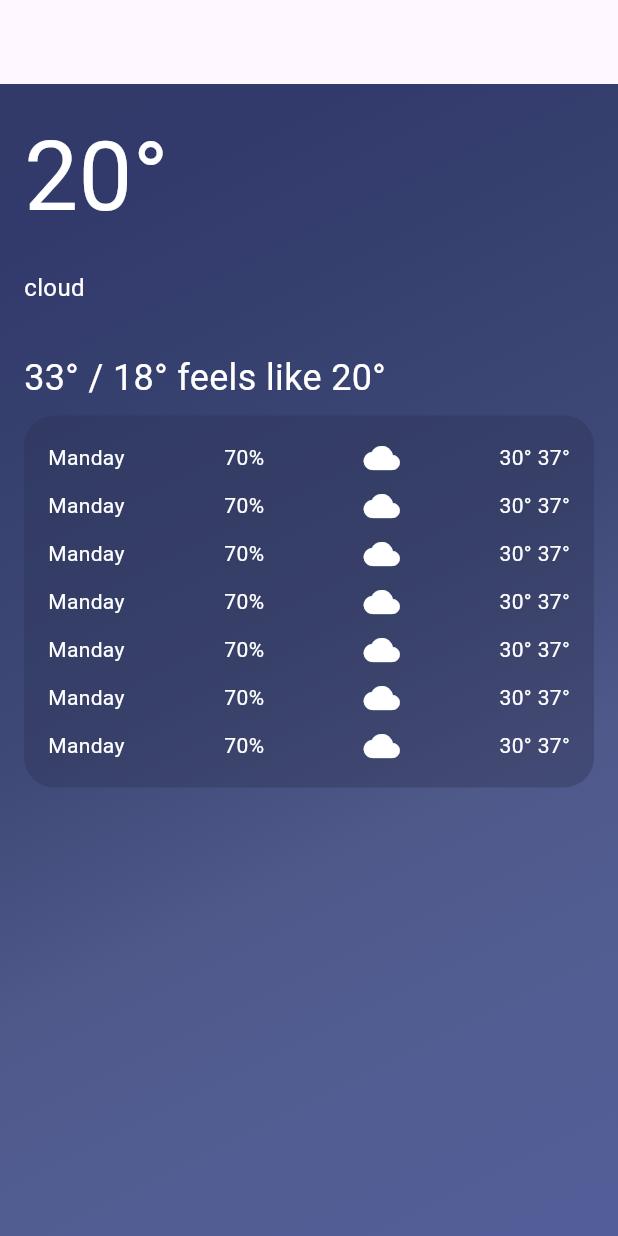
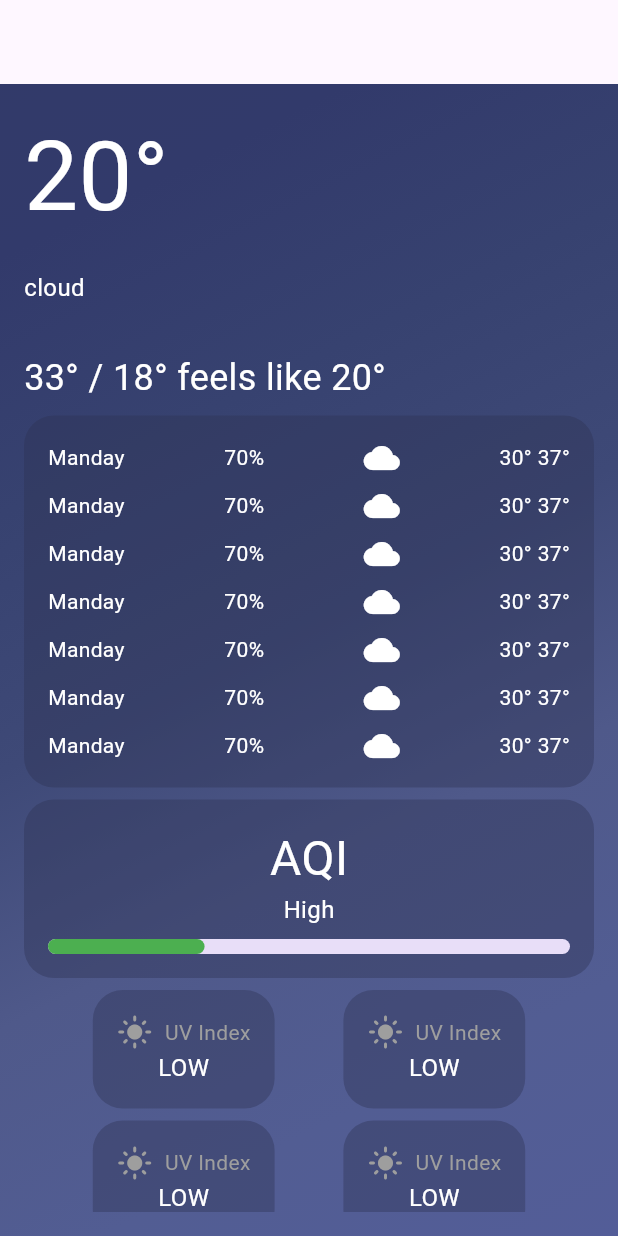
Before and after one commit to Mahmoudkhalafalah/NewsWeatherApp, a Flutter app: the screen it shows after launch, on a phone screen of 412 x 824 dp. Run offline on Flutter 3.47's test engine with Material 3 defaults, Android fonts, the phone set to English and light mode, and no system bars; our stand-ins replace dio, flutter_bloc.

Commit message:
small containers for data has been added but still didn't fill the width

```diff
--- a/lib/views/weather_details_view.dart
+++ b/lib/views/weather_details_view.dart
@@ -25,6 +25,7 @@ class WeatherDetails extends StatelessWidget {
         appBar: AppBar(),
         body: Padding(
           padding: const EdgeInsets.all(16.0),
+          child: SingleChildScrollView(
             child: Column(
               children: [
                 Row(
@@ -148,8 +149,69 @@ class WeatherDetails extends StatelessWidget {
                 SizedBox(
                   height: 8,
                 ),
-
+                CustomContainer(
+                    child: Column(
+                  children: [
+                    Text(
+                      'AQI',
+                      style: TextStyle(fontSize: 32, color: Colors.white),
+                    ),
+                    Text(
+                      'High',
+                      style: TextStyle(fontSize: 16, color: Colors.white),
+                    ),
+                    SizedBox(
+                      height: 8,
+                    ),
+                    LinearProgressIndicator(
+                      value: 0.3,
+                      color: Colors.green,
+                      borderRadius: BorderRadius.all(Radius.circular(10)),
+                      minHeight: 10,
+                    )
                   ],
+                )),
+                SizedBox(
+                  height: 8,
+                ),
+                Row(
+                  mainAxisAlignment: MainAxisAlignment.spaceEvenly,
+                  mainAxisSize: MainAxisSize.max,
+                  children: [
+                    CustomSmallContainer(
+                        label: 'UV Index', icon: Icons.light_mode, value: 'LOW'),
+                    CustomSmallContainer(
+                        label: 'UV Index', icon: Icons.light_mode, value: 'LOW')
+                  ],
+                ),
+                SizedBox(
+                  height: 8,
+                ),
+                Row(
+                  mainAxisAlignment: MainAxisAlignment.spaceEvenly,
+                  mainAxisSize: MainAxisSize.max,
+                  children: [
+                    CustomSmallContainer(
+                        label: 'UV Index', icon: Icons.light_mode, value: 'LOW'),
+                    CustomSmallContainer(
+                        label: 'UV Index', icon: Icons.light_mode, value: 'LOW')
+                  ],
+                ),
+                SizedBox(
+                  height: 8,
+                ),
+                Row(
+                  mainAxisAlignment: MainAxisAlignment.spaceEvenly,
+                  mainAxisSize: MainAxisSize.max,
+                  children: [
+                    CustomSmallContainer(
+                        label: 'UV Index', icon: Icons.light_mode, value: 'LOW'),
+                    CustomSmallContainer(
+                        label: 'UV Index', icon: Icons.light_mode, value: 'LOW')
+                  ],
+                )
+              ],
+            ),
           ),
         ),
       ),
--- a/lib/views/widgets.dart
+++ b/lib/views/widgets.dart
@@ -55,3 +55,36 @@ class CustomContainer extends StatelessWidget {
     );
   }
 }
+
+class CustomSmallContainer extends StatelessWidget {
+  const CustomSmallContainer(
+      {super.key,
+      required this.label,
+      required this.icon,
+      required this.value});
+  final String label;
+  final IconData icon;
+  final String value;
+  @override
+  Widget build(BuildContext context) {
+    return CustomContainer(
+        child: Column(
+      children: [
+        Row(mainAxisSize: MainAxisSize.max,
+          children: [
+            Icon(icon, color: Colors.grey.shade500),
+            SizedBox(width: 8,),
+            Text(
+              label,
+              style: TextStyle(color: Colors.grey.shade500),
+            )
+          ],
+        ),
+        Text(
+          value,
+          style: TextStyle(fontSize: 16,color: Colors.white),
+        )
+      ],
+    ));
+  }
+}
```
Lines whose indentation alone changed are shown as unchanged.
